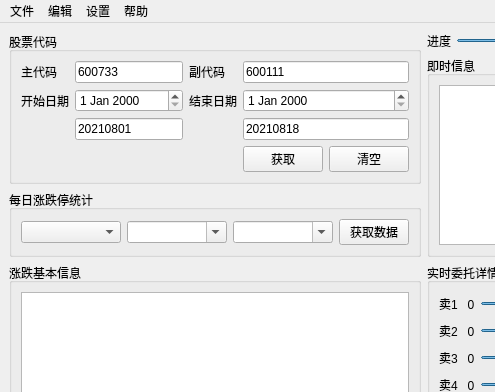
Qt form StockUI.ui (yangjiameng/Stock_Monitoring) before a commit; both pictures show x 0 to 495 and y 0 to 392 of the 873 by 663 pixel window.
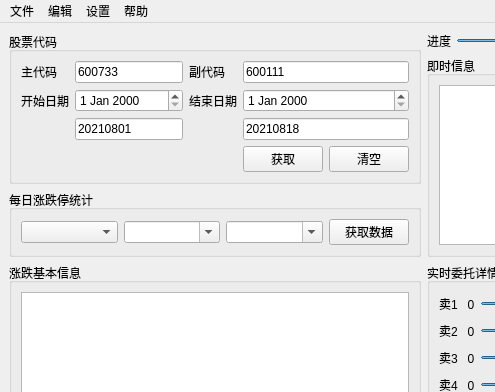
The same form after that commit. Custom widgets are drawn as their Qt base class.

Commit message: 更新股票数据读取

```diff
--- a/StockUI.ui
+++ b/StockUI.ui
@@ -295,7 +295,7 @@
           <widget class="QPushButton" name="pushButton_get_zd_data">
            <property name="maximumSize">
             <size>
-             <width>70</width>
+             <width>80</width>
              <height>16777215</height>
             </size>
            </property>
```
Left out of the diff: 2 changed lines with no effect on the pictures. The commit also changes 2 other files.
